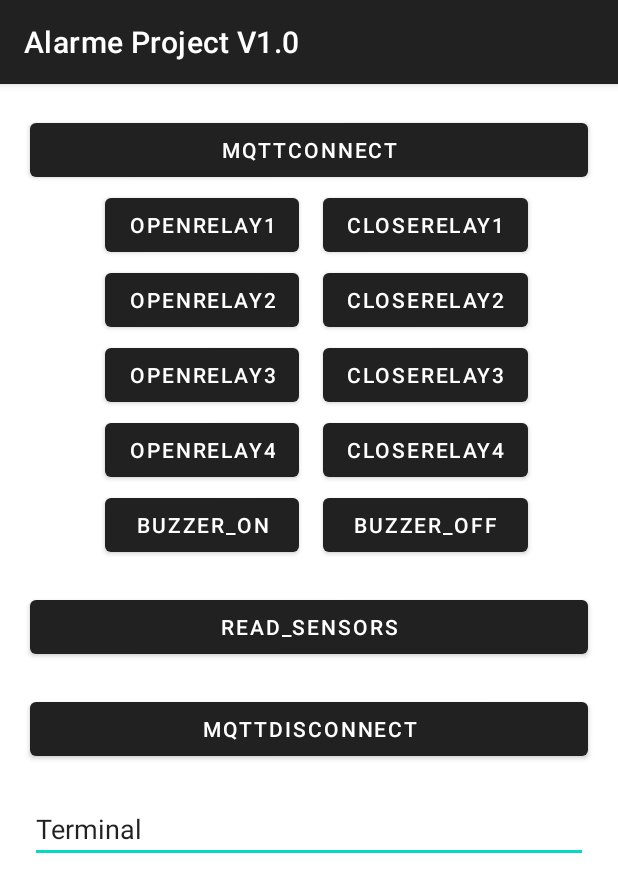
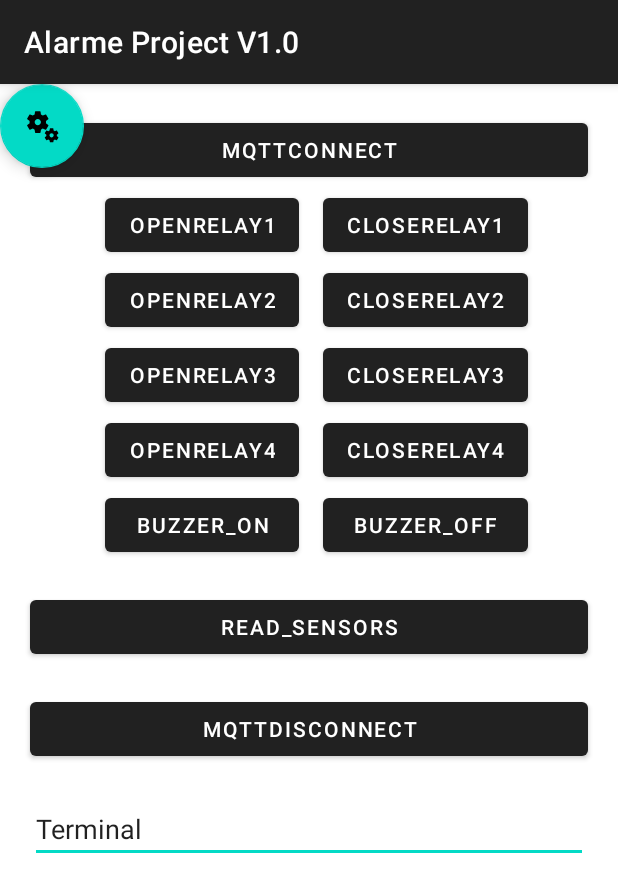
Before and after one commit to heliopas/AlarmPrj2, an Android app built with Jetpack Compose: the screen it shows after launch (MainActivity), on a phone screen of 412 x 824 dp. Shown: the top 892 px of the screen. Run offline under Robolectric (Android 15) with nearby library versions, the phone set to English and light mode, and no system bars; libraries missing offline, so code that uses them is left out: org.eclipse.paho.

Commit message:
Adicionado botão de configuração

```diff
--- /dev/null
+++ b/KotlinAppMqtt/app/src/main/res/drawable/ic_options.xml
@@ -0,0 +1,7 @@
+<vector xmlns:android="http://schemas.android.com/apk/res/android" android:height="24dp" android:tint="#FFFFFF" android:viewportHeight="23" android:viewportWidth="23" android:width="24dp">
+
+    <path android:fillColor="@android:color/background_dark" android:pathData="M14.17,13.71l1.4,-2.42c0.09,-0.15 0.05,-0.34 -0.08,-0.45l-1.48,-1.16c0.03,-0.22 0.05,-0.45 0.05,-0.68s-0.02,-0.46 -0.05,-0.69l1.48,-1.16c0.13,-0.11 0.17,-0.3 0.08,-0.45l-1.4,-2.42c-0.09,-0.15 -0.27,-0.21 -0.43,-0.15L12,4.83c-0.36,-0.28 -0.75,-0.51 -1.18,-0.69l-0.26,-1.85C10.53,2.13 10.38,2 10.21,2h-2.8C7.24,2 7.09,2.13 7.06,2.3L6.8,4.15C6.38,4.33 5.98,4.56 5.62,4.84l-1.74,-0.7c-0.16,-0.06 -0.34,0 -0.43,0.15l-1.4,2.42C1.96,6.86 2,7.05 2.13,7.16l1.48,1.16C3.58,8.54 3.56,8.77 3.56,9s0.02,0.46 0.05,0.69l-1.48,1.16C2,10.96 1.96,11.15 2.05,11.3l1.4,2.42c0.09,0.15 0.27,0.21 0.43,0.15l1.74,-0.7c0.36,0.28 0.75,0.51 1.18,0.69l0.26,1.85C7.09,15.87 7.24,16 7.41,16h2.8c0.17,0 0.32,-0.13 0.35,-0.3l0.26,-1.85c0.42,-0.18 0.82,-0.41 1.18,-0.69l1.74,0.7C13.9,13.92 14.08,13.86 14.17,13.71zM8.81,11c-1.1,0 -2,-0.9 -2,-2c0,-1.1 0.9,-2 2,-2s2,0.9 2,2C10.81,10.1 9.91,11 8.81,11z"/>
+
+    <path android:fillColor="@android:color/white" android:pathData="M21.92,18.67l-0.96,-0.74c0.02,-0.14 0.04,-0.29 0.04,-0.44c0,-0.15 -0.01,-0.3 -0.04,-0.44l0.95,-0.74c0.08,-0.07 0.11,-0.19 0.05,-0.29l-0.9,-1.55c-0.05,-0.1 -0.17,-0.13 -0.28,-0.1l-1.11,0.45c-0.23,-0.18 -0.48,-0.33 -0.76,-0.44l-0.17,-1.18C18.73,13.08 18.63,13 18.53,13h-1.79c-0.11,0 -0.21,0.08 -0.22,0.19l-0.17,1.18c-0.27,0.12 -0.53,0.26 -0.76,0.44l-1.11,-0.45c-0.1,-0.04 -0.22,0 -0.28,0.1l-0.9,1.55c-0.05,0.1 -0.04,0.22 0.05,0.29l0.95,0.74c-0.02,0.14 -0.03,0.29 -0.03,0.44c0,0.15 0.01,0.3 0.03,0.44l-0.95,0.74c-0.08,0.07 -0.11,0.19 -0.05,0.29l0.9,1.55c0.05,0.1 0.17,0.13 0.28,0.1l1.11,-0.45c0.23,0.18 0.48,0.33 0.76,0.44l0.17,1.18c0.02,0.11 0.11,0.19 0.22,0.19h1.79c0.11,0 0.21,-0.08 0.22,-0.19l0.17,-1.18c0.27,-0.12 0.53,-0.26 0.75,-0.44l1.12,0.45c0.1,0.04 0.22,0 0.28,-0.1l0.9,-1.55C22.03,18.86 22,18.74 21.92,18.67zM17.63,18.83c-0.74,0 -1.35,-0.6 -1.35,-1.35s0.6,-1.35 1.35,-1.35s1.35,0.6 1.35,1.35S18.37,18.83 17.63,18.83z"/>
+
+</vector>
--- a/KotlinAppMqtt/app/src/main/res/layout/mainpage.xml
+++ b/KotlinAppMqtt/app/src/main/res/layout/mainpage.xml
@@ -159,6 +159,16 @@
             app:layout_constraintStart_toStartOf="@id/MqttDisconnect"
             app:layout_constraintTop_toBottomOf="@id/MqttDisconnect"/>
 
+        <com.google.android.material.floatingactionbutton.FloatingActionButton
+            android:id="@+id/floatingActionButton4"
+            android:layout_width="wrap_content"
+            android:layout_height="wrap_content"
+            android:clickable="true"
+            android:background="@color/black"
+            app:srcCompat="@drawable/ic_options"
+            tools:layout_editor_absoluteX="30dp"
+            tools:layout_editor_absoluteY="555dp" />
+
 
     </androidx.constraintlayout.widget.ConstraintLayout>
 
```
